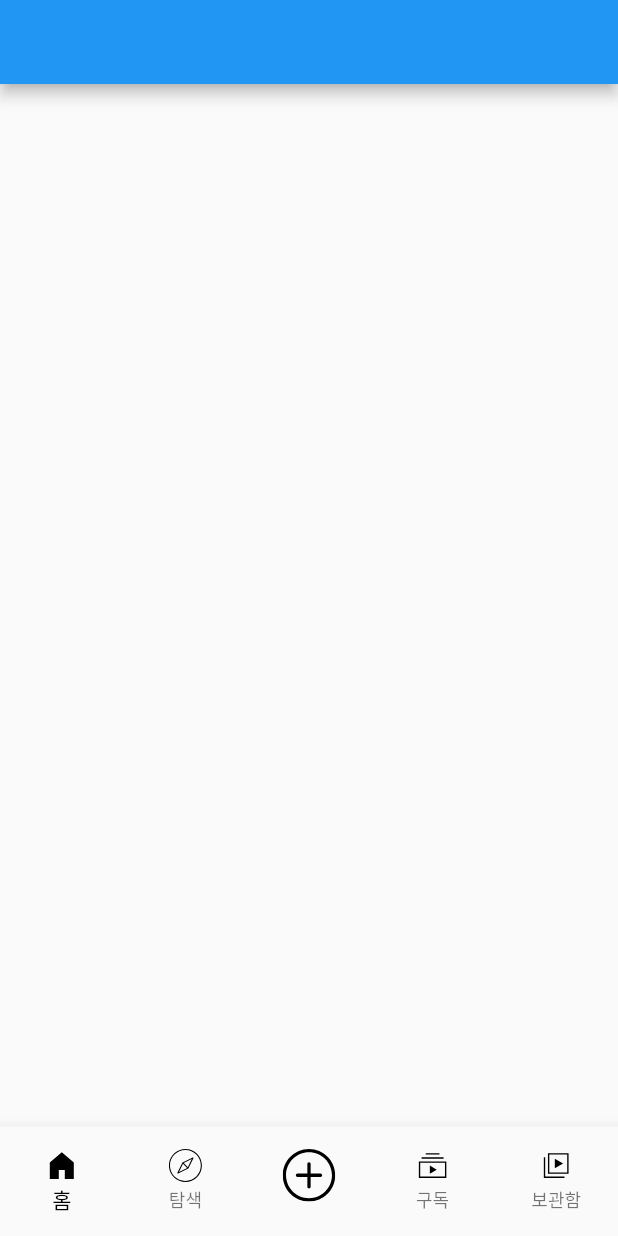
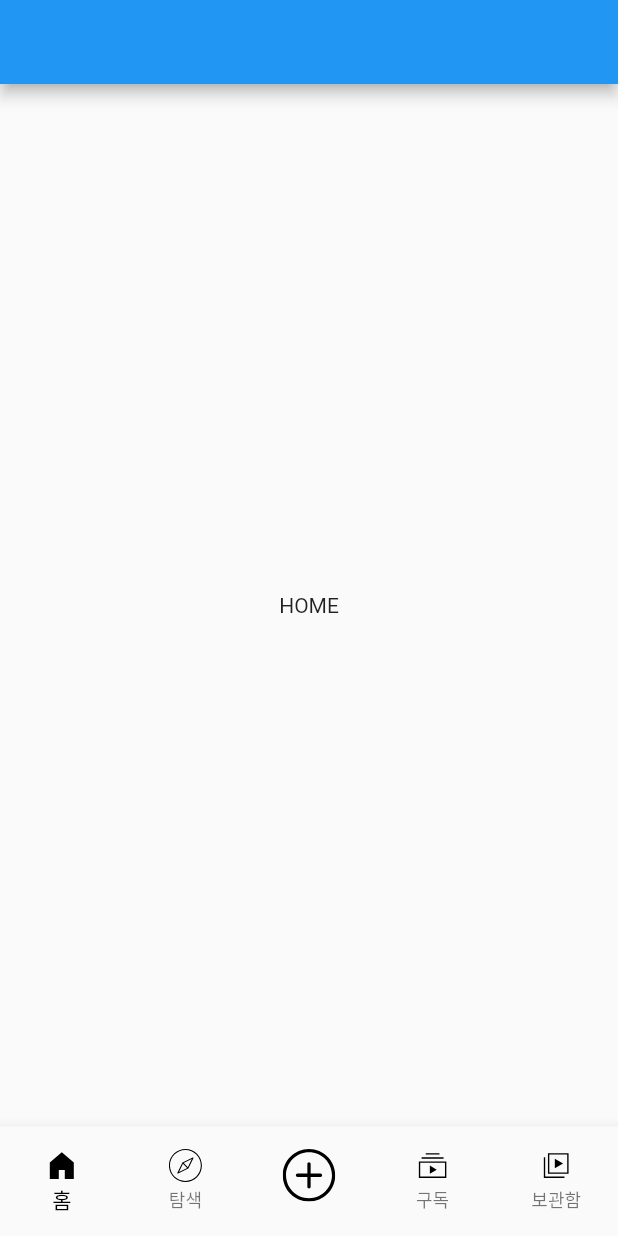
Before and after one commit to BAR-KEY/zugyommm_youtube, a Flutter app: the screen it shows after launch, on a phone screen of 412 x 824 dp. Run offline on Flutter 3.47's test engine with Material 2 defaults, Android fonts, the phone set to English and light mode, and no system bars; our stand-ins replace flutter_svg, get.

Commit message:
obx error

```diff
--- a/lib/main.dart
+++ b/lib/main.dart
@@ -1,7 +1,7 @@
 import 'package:flutter/material.dart';
 import 'package:get/get.dart';
-import 'package:zugyommm_youtube/binding/init_binding.dart';
 import 'package:zugyommm_youtube/src/app.dart';
+import 'package:zugyommm_youtube/src/binding/init_binding.dart';
 // import 'dart:developer';
 // import 'package:flutter/cupertino.dart';
 // import 'package:flutter/rendering.dart';
--- a/lib/src/app.dart
+++ b/lib/src/app.dart
@@ -1,7 +1,11 @@
 import 'package:flutter/material.dart';
 import 'package:flutter_svg/flutter_svg.dart';
 import 'package:get/get.dart';
-import 'package:zugyommm_youtube/controller/app_controller.dart';
+import 'package:zugyommm_youtube/src/controller/app_controller.dart';
+import 'package:zugyommm_youtube/src/pages/explore.dart';
+import 'package:zugyommm_youtube/src/pages/home.dart';
+import 'package:zugyommm_youtube/src/pages/library.dart';
+import 'package:zugyommm_youtube/src/pages/subscribe.dart';
 
 class App extends GetView<Appcontroller> {
   const App({Key? key}) : super(key: key);
@@ -9,7 +13,27 @@ class App extends GetView<Appcontroller> {
   @override
   Widget build(BuildContext context) {
     return Scaffold(
-        appBar: AppBar(),
+        body: Obx(() {
+          switch (RouteName.values[controller.currentIndex.value]) {
+            case RouteName.Home:
+              return const Home();
+              break;
+            case RouteName.Explore:
+              return const Explore();
+
+              break;
+            case RouteName.Add:
+              break;
+            case RouteName.Subs:
+              return const Subscribe();
+
+              break;
+            case RouteName.Library:
+              return const Library();
+
+              break;
+          }
+        }),
         bottomNavigationBar: Obx(
           () => BottomNavigationBar(
             type: BottomNavigationBarType.fixed,
--- a/lib/binding/init_binding.dart
+++ b/lib/src/binding/init_binding.dart
@@ -1,5 +1,5 @@
 import 'package:get/get.dart';
-import 'package:zugyommm_youtube/controller/app_controller.dart';
+import 'package:zugyommm_youtube/src/controller/app_controller.dart';
 
 class InitBinding implements Bindings {
   @override
--- a/lib/controller/app_controller.dart
+++ b/lib/src/controller/app_controller.dart
@@ -1,4 +1,6 @@
 import 'package:get/get.dart';
+
+enum RouteName { Home, Explore, Add, Subs, Library }
 
 class Appcontroller extends GetxService {
   static Appcontroller get to => Get.find();
--- /dev/null
+++ b/lib/src/pages/home.dart
@@ -0,0 +1,13 @@
+import 'package:flutter/material.dart';
+
+class Home extends StatelessWidget {
+  const Home({Key? key}) : super(key: key);
+
+  @override
+  Widget build(BuildContext context) {
+    return Scaffold(
+      appBar: AppBar(),
+      body: const Center(child: Text('HOME')),
+    );
+  }
+}
```
Also changed, not shown: lib/src/pages/explore.dart (added, +13 -0 lines), lib/src/pages/library.dart (added, +13 -0 lines), lib/src/pages/subscribe.dart (added, +13 -0 lines).
